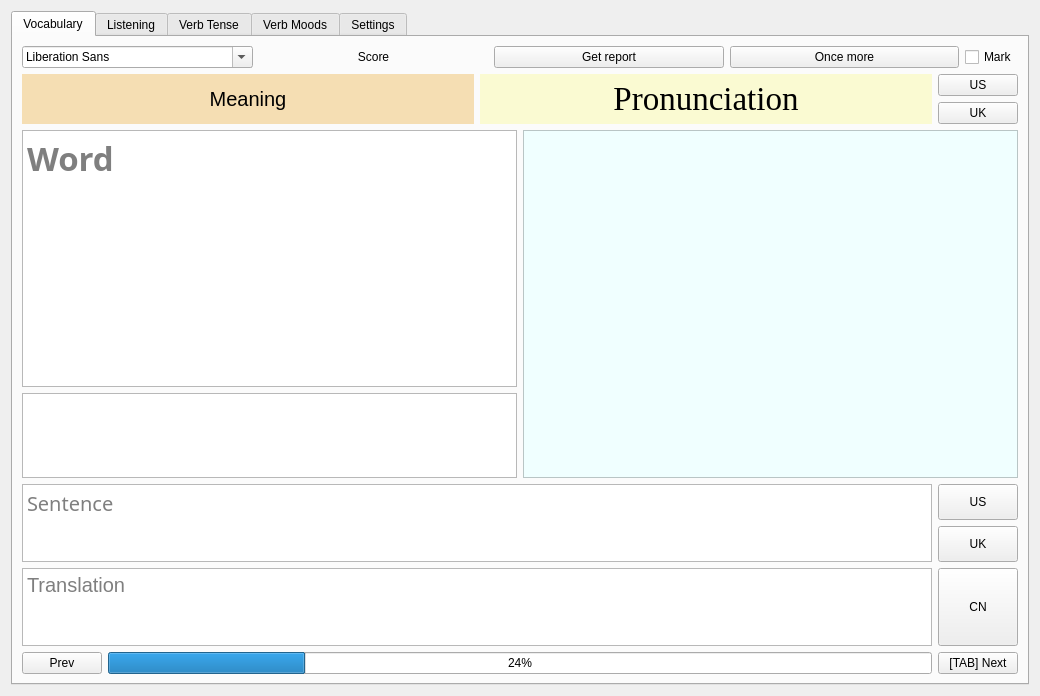
SuWeipeng/EnglishPractice, file ui/EnglishPractice.ui: the form before one commit.
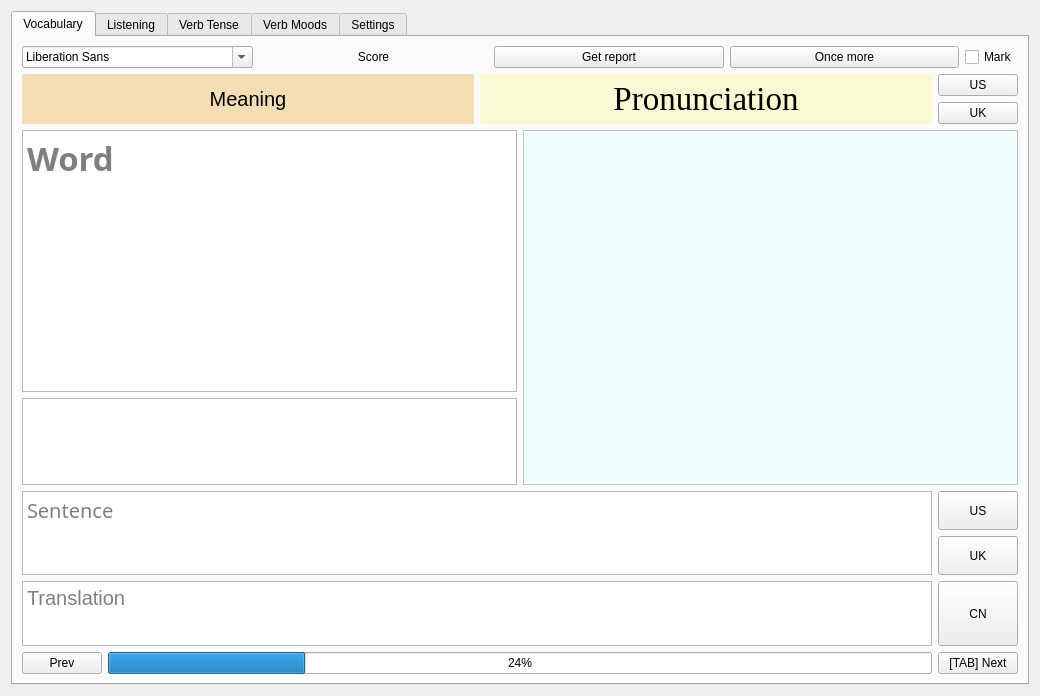
The form after the commit.

The edit to the form file:
```diff
--- a/ui/EnglishPractice.ui
+++ b/ui/EnglishPractice.ui
@@ -287,7 +287,7 @@
          <item>
           <widget class="QTextEdit" name="textEdit_2">
            <property name="sizePolicy">
-            <sizepolicy hsizetype="Expanding" vsizetype="Fixed">
+            <sizepolicy hsizetype="Expanding" vsizetype="Expanding">
              <horstretch>0</horstretch>
              <verstretch>0</verstretch>
             </sizepolicy>
@@ -295,7 +295,7 @@
            <property name="minimumSize">
             <size>
              <width>0</width>
-             <height>50</height>
+             <height>80</height>
             </size>
            </property>
            <property name="maximumSize">
@@ -320,11 +320,17 @@
            <item>
             <widget class="QPushButton" name="pushButton_24">
              <property name="sizePolicy">
-              <sizepolicy hsizetype="Minimum" vsizetype="Minimum">
+              <sizepolicy hsizetype="Minimum" vsizetype="Expanding">
                <horstretch>0</horstretch>
                <verstretch>0</verstretch>
               </sizepolicy>
              </property>
+             <property name="minimumSize">
+              <size>
+               <width>0</width>
+               <height>39</height>
+              </size>
+             </property>
              <property name="maximumSize">
               <size>
                <width>16777215</width>
@@ -342,11 +348,17 @@
            <item>
             <widget class="QPushButton" name="pushButton_25">
              <property name="sizePolicy">
-              <sizepolicy hsizetype="Minimum" vsizetype="Minimum">
+              <sizepolicy hsizetype="Minimum" vsizetype="Expanding">
                <horstretch>0</horstretch>
                <verstretch>0</verstretch>
               </sizepolicy>
              </property>
+             <property name="minimumSize">
+              <size>
+               <width>0</width>
+               <height>39</height>
+              </size>
+             </property>
              <property name="maximumSize">
               <size>
                <width>16777215</width>
@@ -378,13 +390,13 @@
            <property name="minimumSize">
             <size>
              <width>0</width>
-             <height>50</height>
+             <height>60</height>
             </size>
            </property>
            <property name="maximumSize">
             <size>
              <width>16777215</width>
-             <height>120</height>
+             <height>100</height>
             </size>
            </property>
            <property name="font">
@@ -400,15 +412,21 @@
          <item>
           <widget class="QPushButton" name="pushButton_23">
            <property name="sizePolicy">
-            <sizepolicy hsizetype="Minimum" vsizetype="Expanding">
+            <sizepolicy hsizetype="Minimum" vsizetype="Minimum">
              <horstretch>0</horstretch>
              <verstretch>0</verstretch>
             </sizepolicy>
            </property>
+           <property name="minimumSize">
+            <size>
+             <width>0</width>
+             <height>60</height>
+            </size>
+           </property>
            <property name="maximumSize">
             <size>
              <width>16777215</width>
-             <height>120</height>
+             <height>100</height>
             </size>
            </property>
            <property name="text">
```
